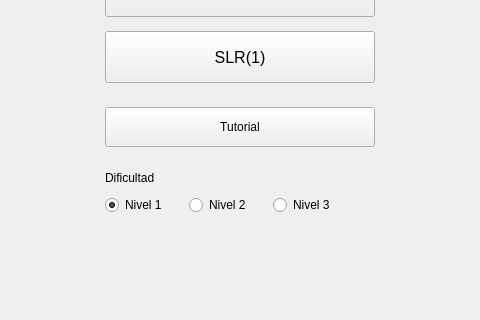
Qt form src/gui/mainwindow.ui (jose-rZM/SyntaxTutor) before a commit; both pictures show x 160 to 640 and y 280 to 600 of the 800 by 600 pixel window.
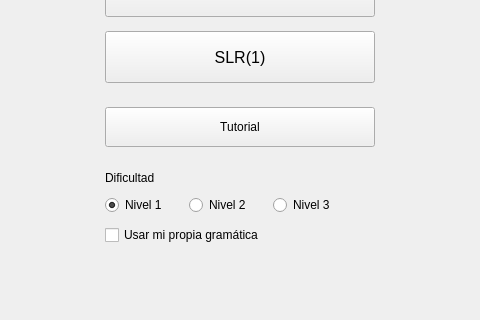
The same form after that commit. Icons and pictures are not drawn.

Diff of the .ui file:
```diff
--- a/src/gui/mainwindow.ui
+++ b/src/gui/mainwindow.ui
@@ -326,6 +326,19 @@
              </item>
             </layout>
            </item>
+           <item>
+            <widget class="QCheckBox" name="customGrammarCheck">
+             <property name="cursor">
+              <cursorShape>PointingHandCursor</cursorShape>
+             </property>
+             <property name="text">
+              <string>Usar mi propia gramática</string>
+             </property>
+             <property name="toolTip">
+              <string>Escribe tu propia gramática antes de empezar el ejercicio, en lugar de usar una aleatoria.</string>
+             </property>
+            </widget>
+           </item>
           </layout>
          </item>
          <item>
```
